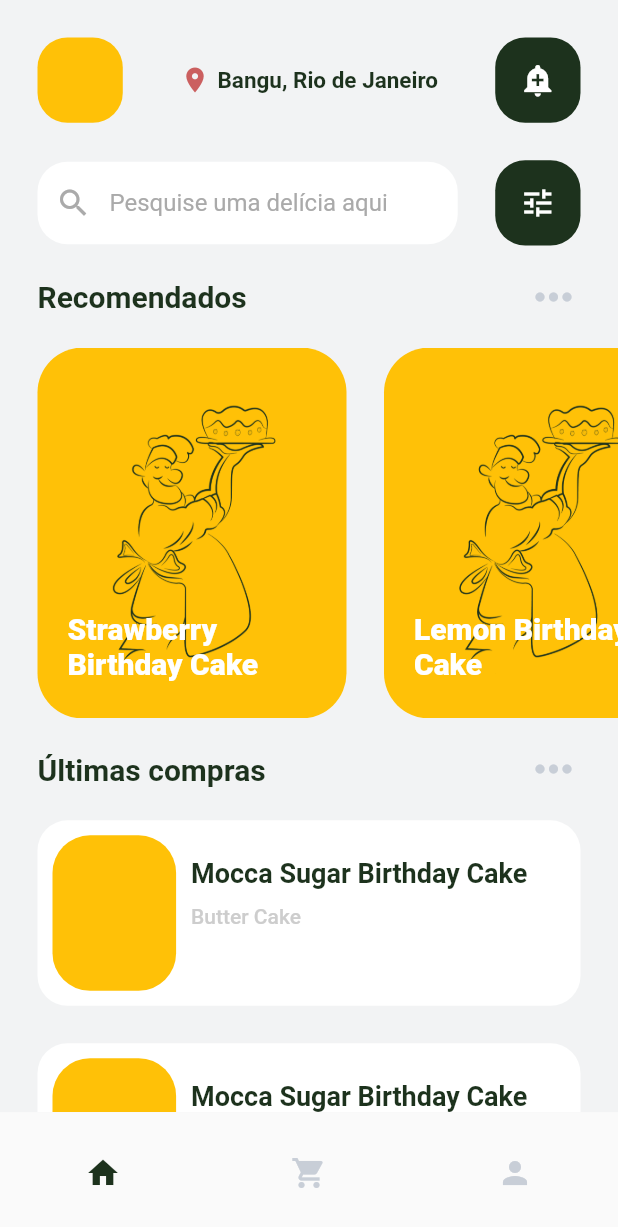
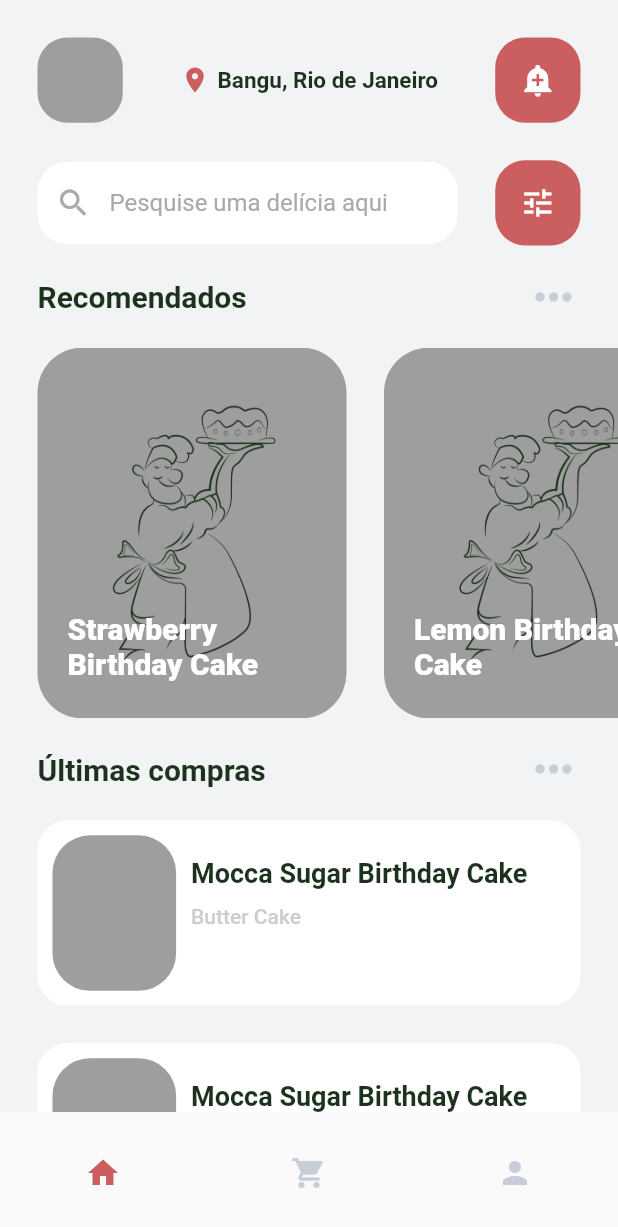
Before and after one commit to lucas-242/cake_market, a Flutter app: the AppShell screen opened directly, on a phone screen of 412 x 824 dp. Shown: the top 1227 px of the screen. Run offline on Flutter 3.47's test engine with Material 2 defaults, Android fonts, the phone set to English and light mode, and no system bars; our stand-ins replace bloc, carousel_slider, equatable, flutter_bloc, get_it, readmore; missing offline and left inert: flow_builder.

Commit message:
changing colors

```diff
--- a/lib/core/themes/app_themes.dart
+++ b/lib/core/themes/app_themes.dart
@@ -8,7 +8,7 @@
 //     brightness: Brightness.dark,
 //     primarySwatch: AppColors.primarySwatch,
 //     primaryColor: AppColors.primary,
-//     scaffoldBackgroundColor: Colors.grey[850],
+//     scaffoldBackgroundColor: Colors.grey[500][850],
 //     colorScheme: ColorScheme.dark(
 //       primary: AppColors.primary,
 //       primaryVariant: AppColors.primary,
--- a/lib/core/widgets/rounded_icon_button/rounded_icon_button.dart
+++ b/lib/core/widgets/rounded_icon_button/rounded_icon_button.dart
@@ -15,7 +15,7 @@ class RoundedIconButton extends StatelessWidget {
     required this.onPressed,
     this.height,
     this.width,
-    this.backgroundColor = AppColors.primary,
+    this.backgroundColor = AppColors.accent,
     this.color = AppColors.white,
   }) : super(key: key);
 
--- a/lib/modules/app/app_shell.dart
+++ b/lib/modules/app/app_shell.dart
@@ -32,7 +32,7 @@ class AppShell extends StatelessWidget {
   Widget body(AppTab activeTab) {
     switch (activeTab) {
       case AppTab.catalog:
-        return Container(color: Colors.amber);
+        return Container(color: Colors.grey[500]);
       case AppTab.profile:
         return Container(color: Colors.green);
       default:
@@ -57,7 +57,7 @@ class AppBottomNavigationBar extends StatelessWidget {
         elevation: 0,
         currentIndex: AppTab.values.indexOf(activeTab),
         onTap: (index) => onTabSelected(AppTab.values[index]),
-        selectedItemColor: AppColors.primary,
+        selectedItemColor: AppColors.accent,
         unselectedItemColor: AppColors.icons,
         // unselectedItemColor:
         //     AdaptiveTheme.of(context).mode == AdaptiveThemeMode.dark
--- a/lib/modules/home/presentation/widgets/last_order_section.dart
+++ b/lib/modules/home/presentation/widgets/last_order_section.dart
@@ -48,7 +48,7 @@ class LastOrderSection extends StatelessWidget {
                         children: [
                           Container(
                             decoration: BoxDecoration(
-                              color: Colors.amber,
+                              color: Colors.grey[500],
                               borderRadius:
                                   DefaultStyle.roundedSmallShapeRadius,
                             ),
--- a/lib/modules/home/presentation/widgets/navbar_section.dart
+++ b/lib/modules/home/presentation/widgets/navbar_section.dart
@@ -17,7 +17,7 @@ class NavbarSection extends StatelessWidget {
             height: DefaultStyle.buttonHeight,
             decoration: BoxDecoration(
               shape: BoxShape.rectangle,
-              color: Colors.amber,
+              color: Colors.grey[500],
               borderRadius: DefaultStyle.roundedTinyShapeRadius,
             ),
           ),
--- a/lib/modules/home/presentation/widgets/recomended_section.dart
+++ b/lib/modules/home/presentation/widgets/recomended_section.dart
@@ -45,7 +45,7 @@ class RecomendedSection extends StatelessWidget {
                   ),
                   width: SizeConfig.width * 0.5,
                   decoration: BoxDecoration(
-                    color: Colors.amber,
+                    color: Colors.grey[500],
                     borderRadius: DefaultStyle.roundedShapeRadius,
                   ),
                   child: Stack(
```
